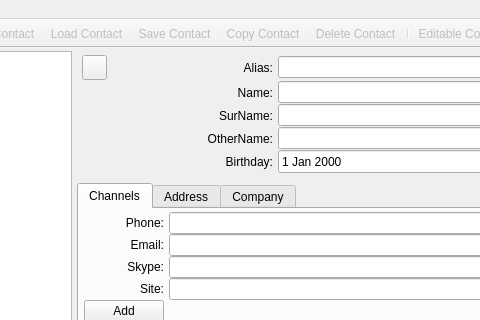
The window that trunk/ContactList/contactListView.ui (konradlst/Organizer) describes before a commit, drawn with Qt 5; both pictures show x 189 to 669 and y 0 to 320 of the 753 by 536 pixel window.
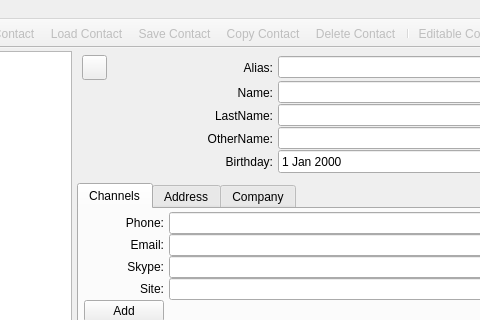
The same window after the commit. Icons and pictures are not drawn.

Diff of the .ui file:
```diff
--- a/trunk/ContactList/contactListView.ui
+++ b/trunk/ContactList/contactListView.ui
@@ -243,7 +243,7 @@
          <item row="2" column="1">
           <widget class="QLabel" name="lbSurName">
            <property name="text">
-            <string>SurName:</string>
+            <string>LastName:</string>
            </property>
            <property name="alignment">
             <set>Qt::AlignRight|Qt::AlignTrailing|Qt::AlignVCenter</set>
```
Left out of the diff: 2 changed lines with no effect on the pictures.
